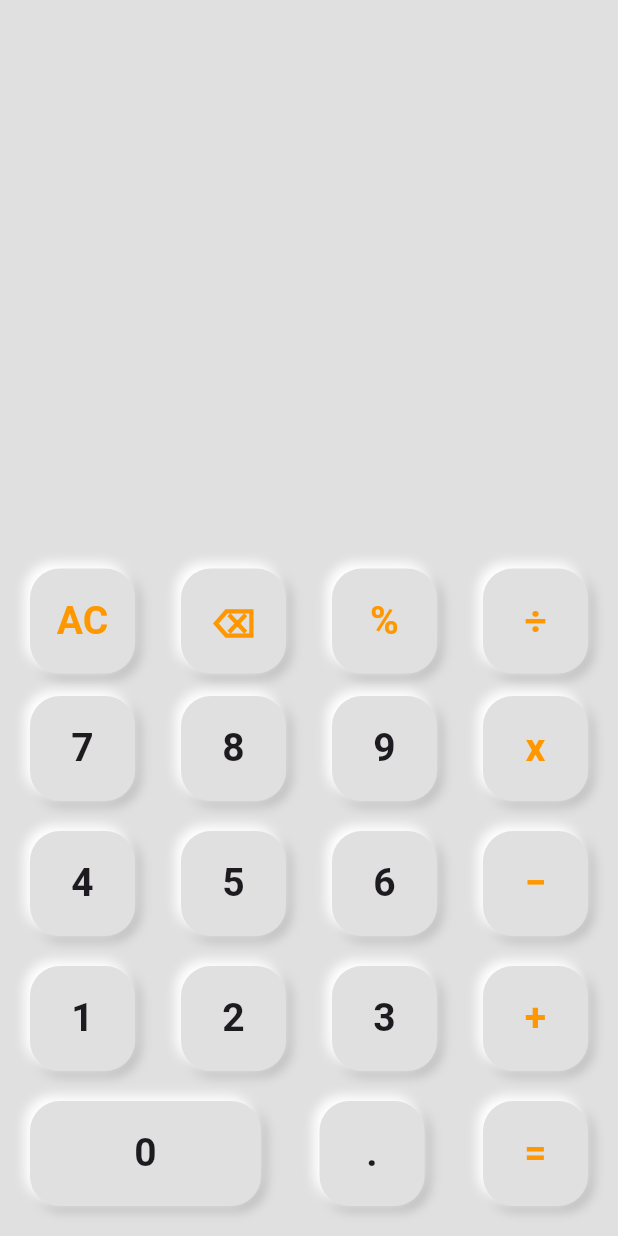
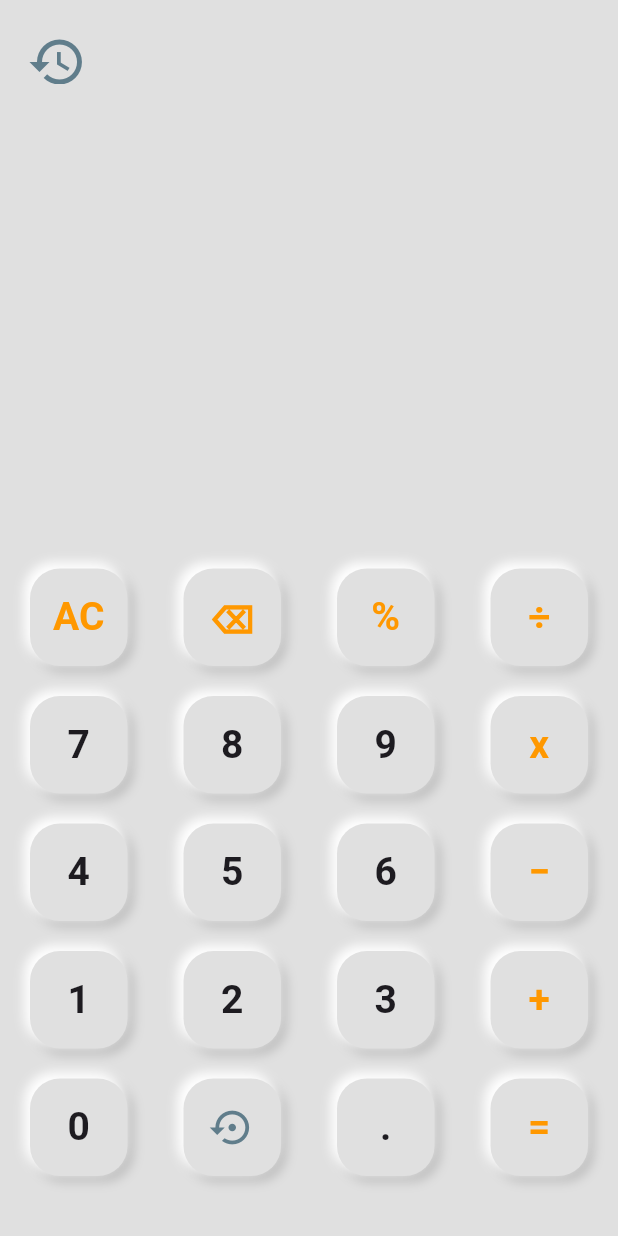
Before and after one commit to Abhiinav7/simple_calculatorApp, a Flutter app: the screen it shows after launch, on a phone screen of 412 x 824 dp. Run offline on Flutter 3.47's test engine with Material 3 defaults, Android fonts, the phone set to English and light mode, and no system bars; our stand-ins replace flutter_inset_box_shadow, google_fonts, hive, hive_flutter, math_expressions, shared_preferences; accounts and stored records are empty.

Commit message:
added history saving using hive and shared preference

```diff
--- a/lib/main.dart
+++ b/lib/main.dart
@@ -1,7 +1,18 @@
+import 'package:Calculator/provider/provider.dart';
 import 'package:Calculator/screens/main_screen.dart';
 import 'package:flutter/material.dart';
+import 'package:hive/hive.dart';
+import 'package:path_provider/path_provider.dart';
+import 'package:hive_flutter/hive_flutter.dart';
+import 'package:provider/provider.dart';
 
-void main() {
+import 'models/hive_model.dart';
+void main() async{
+WidgetsFlutterBinding.ensureInitialized();
+final directory=await getApplicationDocumentsDirectory();
+Hive.init(directory.path);
+Hive.registerAdapter(HiveModelAdapter());
+Hive.openBox("history");
   runApp(const MyApp());
 }
 
@@ -10,15 +21,17 @@ class MyApp extends StatelessWidget {
 
   @override
   Widget build(BuildContext context) {
-    return MaterialApp(
-      debugShowCheckedModeBanner: false,
-      title: 'My Calculator',
-      theme: ThemeData(
-
-        colorScheme: ColorScheme.fromSeed(seedColor: Colors.deepPurple),
-        useMaterial3: true,
+    return ChangeNotifierProvider(
+      create: (context) => HistoryProvider(),
+      child: MaterialApp(
+        debugShowCheckedModeBanner: false,
+        title: 'My Calculator',
+        theme: ThemeData(
+          colorScheme: ColorScheme.fromSeed(seedColor: Colors.deepPurple),
+          useMaterial3: true,
+        ),
+        home:  MyCalculator(historyInput: "", historyOutput: '',),
       ),
-      home: const MyCalculator(),
     );
   }
 }
--- /dev/null
+++ b/lib/models/hive_model.dart
@@ -0,0 +1,17 @@
+import 'package:hive/hive.dart';
+part 'hive_model.g.dart';
+
+@HiveType(typeId: 1)
+class HiveModel {
+  @HiveField(2)
+  String input;
+  @HiveField(3)
+  String output;
+  @HiveField(4)
+  DateTime createdAt;
+  HiveModel({
+    required this.output,
+    required this.input,
+    required this.createdAt
+  });
+}
--- /dev/null
+++ b/lib/provider/provider.dart
@@ -0,0 +1,22 @@
+import 'package:flutter/widgets.dart';
+import 'package:hive_flutter/hive_flutter.dart';
+import 'package:hive/hive.dart';
+import '../models/hive_model.dart';
+class HistoryProvider extends ChangeNotifier{
+Box box=Hive.box("history");
+List sortedCalculation=[];
+addCalculations(HiveModel value)async{
+ await  box.add(value);
+ // history=box.values.toList();
+  notifyListeners();
+
+}
+deleteHistory()async{
+ if(box.length >10){
+  await box.deleteAt(0);
+ }
+ notifyListeners();
+}
+
+
+}
--- a/lib/screens/main_screen.dart
+++ b/lib/screens/main_screen.dart
@@ -1,16 +1,26 @@
+import 'package:Calculator/models/hive_model.dart';
 import 'package:flutter_inset_box_shadow/flutter_inset_box_shadow.dart';
 import 'package:flutter/material.dart' hide BoxDecoration, BoxShadow;
 import 'package:google_fonts/google_fonts.dart';
 import 'package:math_expressions/math_expressions.dart';
+import 'package:provider/provider.dart';
+import '../provider/provider.dart';
+import '../shared_pref/db.dart';
+import 'history_view.dart';
 
 class MyCalculator extends StatefulWidget {
-  const MyCalculator({Key? key}) : super(key: key);
+  String historyInput=" ";
+  String historyOutput=" ";
+
+  MyCalculator({required this.historyInput,  required this.historyOutput, Key? key})
+      : super(key: key);
 
   @override
   State<MyCalculator> createState() => _MyCalculatorState();
 }
 
 class _MyCalculatorState extends State<MyCalculator> {
+
   Map<String, bool> buttonElevationState = {
     "AC": false,
     "⌫": false,
@@ -31,12 +41,34 @@ class _MyCalculatorState extends State<MyCalculator> {
     "0": false,
     ".": false,
     "=": false,
+    "history": false
   };
-
+@override
+  void initState() {
+   setState(() {
+     input=widget.historyInput;
+     output=widget.historyOutput;
+   });
+    super.initState();
+  }
   var input = " ";
   var output = " ";
   var outputSize = 38.0;
   var inputSize = 50.0;
+
+  ContactHistory contactHistory = ContactHistory();
+
+  showHistory() async {
+    //this  function help to get data stored in sharedpreference
+    List data = await contactHistory.getContacts();
+    String inputdata = data[0];
+    String outputdata = data[1];
+    if (inputdata.isNotEmpty || outputdata.isNotEmpty) {
+      input = inputdata;
+      output = outputdata;
+      setState(() {});
+    }
+  }
 
   onClick(value) {
     if (value == "AC") {
@@ -58,10 +90,22 @@ class _MyCalculatorState extends State<MyCalculator> {
         ContextModel cm = ContextModel();
         var finalvalue = expression.evaluate(EvaluationType.REAL, cm);
         output = finalvalue.toString();
+
         if (output.endsWith(".0")) {
           output = output.substring(0, output.length - 2);
         }
+        var providermodel =
+            Provider.of<HistoryProvider>(context, listen: false);
+        HiveModel data =
+            HiveModel(output: output, input: input, createdAt: DateTime.now());
+        providermodel.addCalculations(data); //this help to add data to hive box
+        providermodel
+            .deleteHistory(); //this help to delete data stored in the box.if the box occupied 10 items
+        contactHistory.saveContacts(
+            input, output); //function to add values to shared preference
       }
+    } else if (value == "history") {
+      return showHistory();
     } else {
       input = input + value;
     }
@@ -72,8 +116,27 @@ class _MyCalculatorState extends State<MyCalculator> {
   Widget build(BuildContext context) {
        return Scaffold(
       backgroundColor: Colors.grey[300],
+      appBar: AppBar(
+        backgroundColor: Colors.grey[300],
+        leading: Padding(
+          padding: const EdgeInsets.only(top: 13, left: 10),
+          child: IconButton(
+            iconSize: 40,
+            color: Colors.blueGrey,
+            onPressed: () {
+              // showHistory();
+              Navigator.push(
+                  context,
+                  MaterialPageRoute(
+                    builder: (context) => HistoryView(),
+                  ));
+            },
+            icon: Icon(Icons.history),
+          ),
+        ),
+      ),
       body: Container(
-        padding: EdgeInsets.all(20),
+        padding: EdgeInsets.symmetric(horizontal: 20, vertical: 40),
         child: Column(
           children: [
             Expanded(
@@ -97,7 +160,7 @@ class _MyCalculatorState extends State<MyCalculator> {
                     ),
                     SingleChildScrollView(
                       scrollDirection: Axis.horizontal,
-                      reverse: true,
+                      reverse: false,
                       child: Text(
                         output,
                         style: GoogleFonts.aleo(
@@ -121,7 +184,7 @@ class _MyCalculatorState extends State<MyCalculator> {
               ],
             ),
             SizedBox(
-              height: 15,
+              height: 20,
             ),
             Row(
               mainAxisAlignment: MainAxisAlignment.spaceBetween,
@@ -162,7 +225,10 @@ class _MyCalculatorState extends State<MyCalculator> {
             Row(
               mainAxisAlignment: MainAxisAlignment.spaceBetween,
               children: [
-                Container(width: 154, child: Button1(text: "0")),
+                // Container(width: 154, child: Button1(text: "0")),
+                Button1(text: "0"),
+                Button1(
+                    icon: Icons.settings_backup_restore_sharp, text: "history"),
                 Button1(text: "."),
                 Button1(text: "=", tcolor: Colors.orange),
               ],
@@ -173,7 +239,7 @@ class _MyCalculatorState extends State<MyCalculator> {
     );
   }
 
-  Widget Button1({text, tcolor}) {
+  Widget Button1({text, tcolor, IconData? icon}) {
     bool isElevated = buttonElevationState[text] ??
         false; // Use ?? to provide a default value
     Offset offset = isElevated ? Offset(2, 2) : Offset(3, 3);
@@ -193,7 +259,13 @@ class _MyCalculatorState extends State<MyCalculator> {
       },
       child: AnimatedContainer(
         child: Center(
-          child: Text(
+          child: icon != null
+              ? Icon(
+                  icon,
+                  size: 30,
+                  color: isElevated ? Colors.green : Colors.blueGrey,
+                )
+              : Text(
                   text.toString(),
                   style: GoogleFonts.abyssinicaSil(
                     fontSize: 26,
@@ -203,8 +275,8 @@ class _MyCalculatorState extends State<MyCalculator> {
                 ),
         ),
         duration: const Duration(milliseconds: 40),
-        height: 70,
-        width: 70,
+        height: 65,
+        width: 65,
         decoration: BoxDecoration(
           color: Colors.grey[300],
           borderRadius: BorderRadius.circular(20),
```
Also changed, not shown: lib/screens/history_view.dart (added, +75 -0 lines), lib/shared_pref/db.dart (added, +18 -0 lines), lib/trialversion/main_screen.dart (deleted, +0 -207 lines), lib/widgets/neomorphism_button.dart (deleted, +0 -62 lines), pubspec.yaml (+9 -1 lines), lib/models/hive_model.g.dart (added), pubspec.lock. Lines whose indentation alone changed are shown as unchanged.
